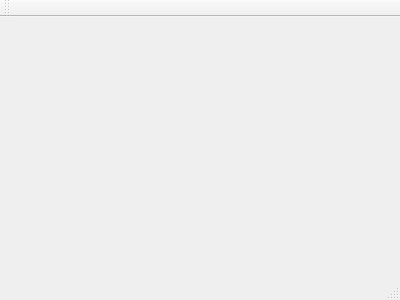
Qt form mainwindow.ui (thorbenk/knossos-svn) before a commit.
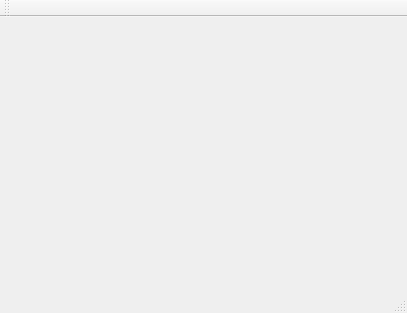
The same form after that commit.

The edit to the form file:
```diff
--- a/mainwindow.ui
+++ b/mainwindow.ui
@@ -6,14 +6,20 @@
    <rect>
     <x>0</x>
     <y>0</y>
-    <width>400</width>
-    <height>300</height>
+    <width>407</width>
+    <height>313</height>
    </rect>
   </property>
   <property name="windowTitle">
    <string>MainWindow</string>
   </property>
-  <widget class="QWidget" name="centralWidget"/>
+  <widget class="QWidget" name="centralWidget">
+   <layout class="QVBoxLayout" name="verticalLayout">
+    <item>
+     <layout class="QGridLayout" name="gridLayout"/>
+    </item>
+   </layout>
+  </widget>
   <widget class="QMenuBar" name="menuBar">
    <property name="geometry">
     <rect>
```
Left out of the diff: 2 changed lines with no effect on the pictures.
